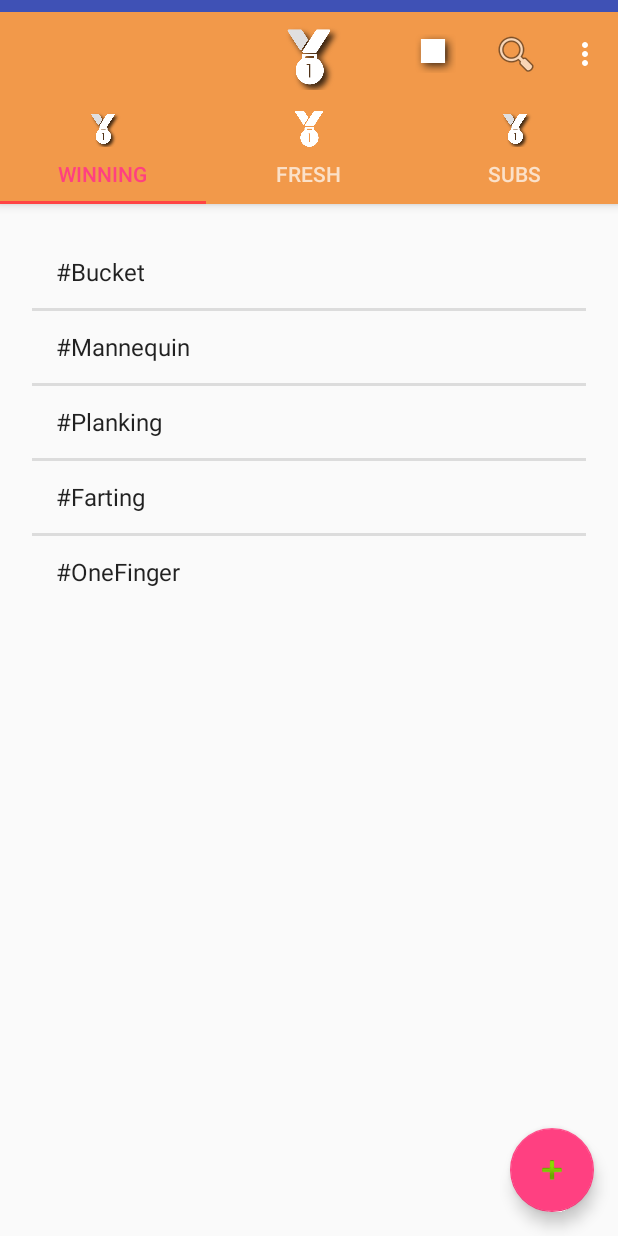
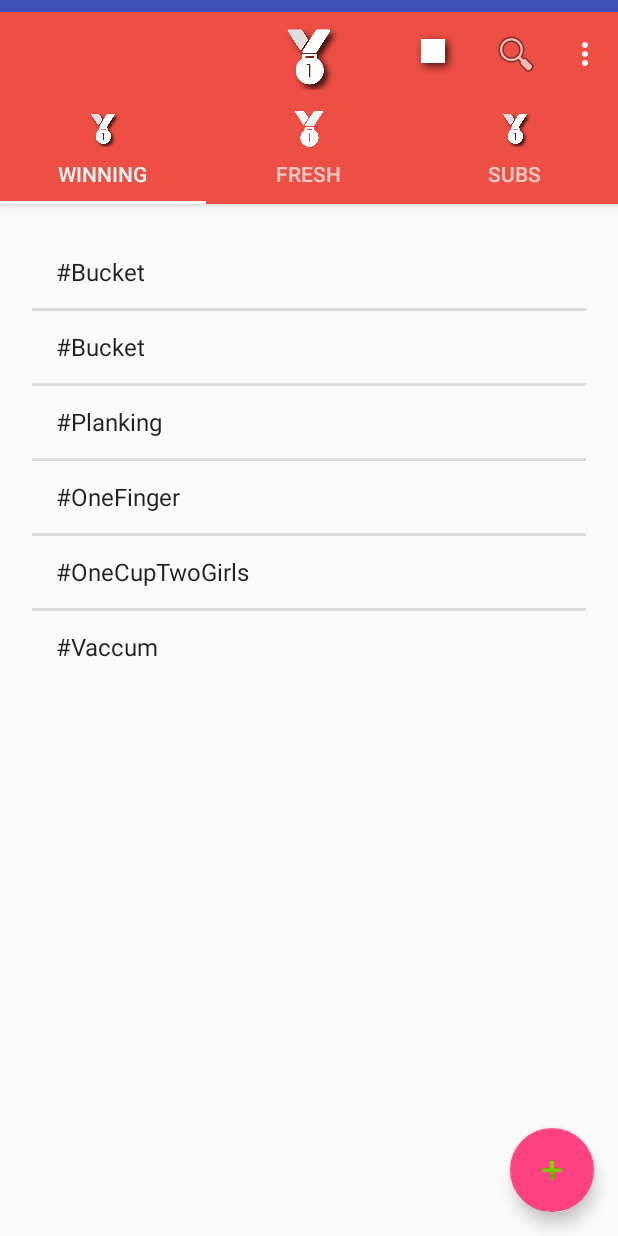
Before and after one commit to thefnox/ChallengeApp, an Android app: the screen it shows after launch (PrimaryActivity), on a phone screen of 412 x 824 dp. Run offline under Robolectric (Android 15) with nearby library versions, the phone set to English and light mode, and no system bars.

Commit message:
working on the winning rows

```diff
--- a/app/src/main/java/team10/hkr/challengeapp/Controllers/Tab1Winning.java
+++ b/app/src/main/java/team10/hkr/challengeapp/Controllers/Tab1Winning.java
@@ -15,9 +15,11 @@ import android.widget.Toast;
 import java.lang.reflect.Array;
 import java.util.ArrayList;
 import java.util.HashMap;
+import java.util.List;
 
 import team10.hkr.challengeapp.CustomListViewAdapter;
 import team10.hkr.challengeapp.R;
+import team10.hkr.challengeapp.WinningListAdapter;
 
 /**
  * Created by Charlie on 25.04.2017.
@@ -38,11 +40,20 @@ public class Tab1Winning extends Fragment {
 
         String[] tagList = {
                 "#Bucket",
-                "#Mannequin",
+                "#Bucket",
                 "#Planking",
-                "#Farting",
-                "#OneFinger"
+                "#OneFinger",
+                "#OneCupTwoGirls",
+                "#Vaccum"
         };
+//        tagList.add("#Bucket");
+//        tagList.add("#Bucket");
+//        tagList.add("#Planking");
+//        tagList.add("#OneFinger");
+//        tagList.add("#OneCupTwoGirls");
+//        tagList.add("#Meme");
+//        tagList.add("#Vaccum");
+
 
 //        ArrayList<HashMap<String, String>> tagList = new ArrayList<>();
 
@@ -61,6 +72,9 @@ public class Tab1Winning extends Fragment {
                 tagList
         );
 
+        //BURDAYDIN
+        //WinningListAdapter adapter = new WinningListAdapter(this, tagList);
+
         listView.setAdapter(listViewAdapter);
 
 
@@ -73,8 +87,11 @@ public class Tab1Winning extends Fragment {
             }
         });
 
+
+
         return view;
 
     }
 
+
 }
--- a/app/src/main/res/layout/activity_primary.xml
+++ b/app/src/main/res/layout/activity_primary.xml
@@ -19,7 +19,7 @@
             android:id="@+id/toolbar"
             android:layout_width="match_parent"
             android:layout_height="?attr/actionBarSize"
-            android:background="#f2994a"
+            android:background="#ed4f44"
             app:layout_scrollFlags="scroll|enterAlways"
             app:popupTheme="@style/AppTheme.PopupOverlay">
 
@@ -37,9 +37,9 @@
             android:id="@+id/tabs"
             android:layout_width="match_parent"
             android:layout_height="match_parent"
-            android:background="#f2994a"
-            app:tabIndicatorColor="@android:color/holo_red_light"
-            app:tabSelectedTextColor="@color/colorAccent" />
+            android:background="#ed4f44"
+            app:tabIndicatorColor="#f5f5f5"
+            app:tabSelectedTextColor="#f5f5f5" />
 
     </android.support.design.widget.AppBarLayout>
 
--- a/app/src/main/res/layout/winnig_list_row.xml
+++ b/app/src/main/res/layout/winnig_list_row.xml
@@ -42,6 +42,7 @@
         android:src="@android:drawable/ic_media_play"
         android:layout_alignParentRight="true"
         android:layout_centerVertical="true"
+        android:id="@+id/challenge_play"
         />
 
 </RelativeLayout>
```
Also changed, not shown: app/src/main/java/team10/hkr/challengeapp/Controllers/Login.java (deleted, +0 -68 lines), app/src/main/java/team10/hkr/challengeapp/WinningListAdapter.java (added, +64 -0 lines).
